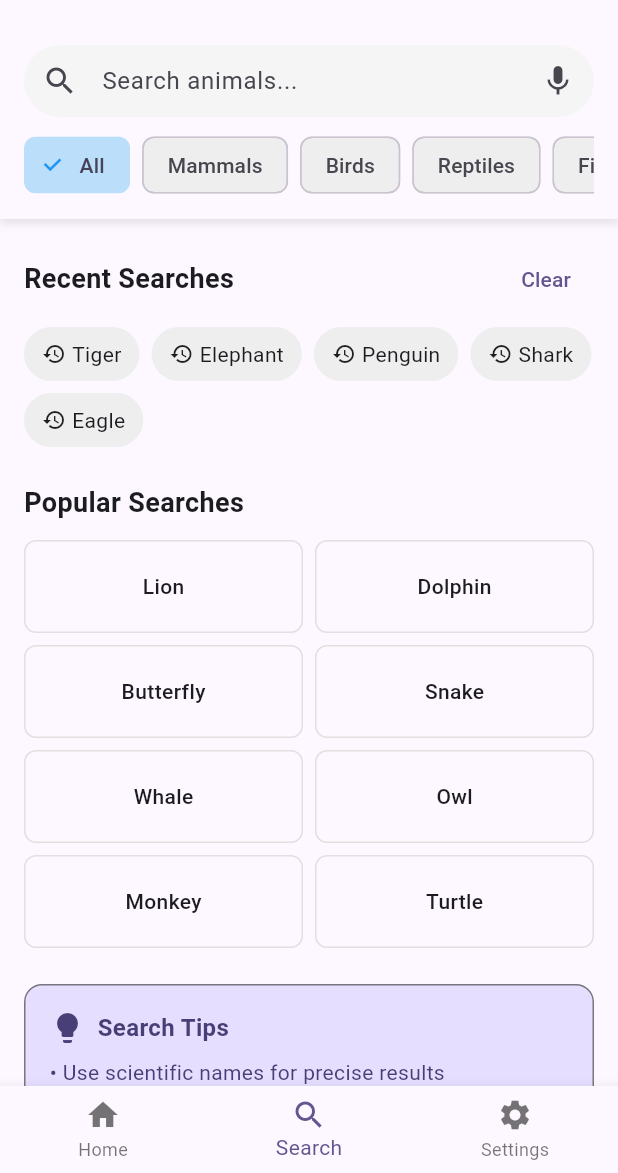
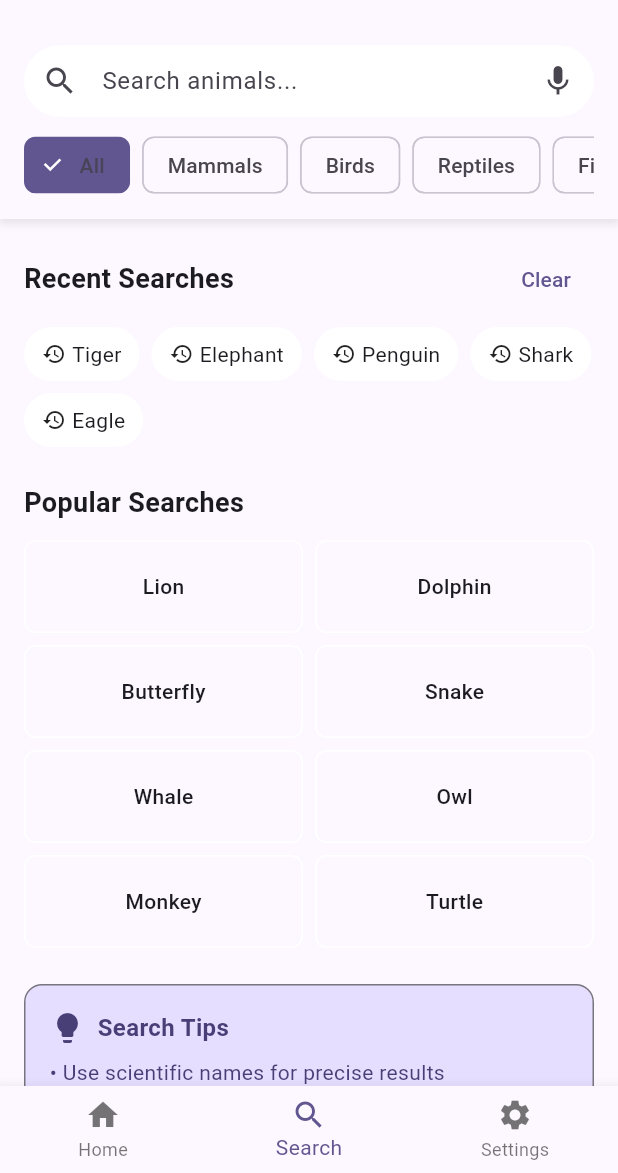
Before and after one commit to dangSonw/koala, a Flutter app: the screen it shows after launch, item 2 of the bottom bar chosen, on a phone screen of 412 x 824 dp, the part 63-1236 px from its top. Run offline on Flutter 3.47's test engine with Material 3 defaults, Android fonts, the phone set to English and light mode, and no system bars; our stand-ins replace hive_flutter; accounts and stored records are empty; Roboto replaces fonts that are missing (Schyler).

Commit message:
fix theme seach page

```diff
--- a/lib/widgets/native/main_screen/search_page/filter_chips.dart
+++ b/lib/widgets/native/main_screen/search_page/filter_chips.dart
@@ -31,9 +31,9 @@ class FilterChips extends StatelessWidget {
               onSelected: (selected) {
                 onFilterSelected(filter);
               },
-              backgroundColor: Colors.grey.shade200,
-              selectedColor: Colors.blue.shade100,
-              checkmarkColor: Colors.blue,
+              backgroundColor: Theme.of(context).colorScheme.background,
+              selectedColor: Theme.of(context).colorScheme.primary,
+              checkmarkColor: Theme.of(context).colorScheme.onPrimary,
             ),
           );
         },
--- a/lib/widgets/native/main_screen/search_page/popular_searches.dart
+++ b/lib/widgets/native/main_screen/search_page/popular_searches.dart
@@ -39,7 +39,7 @@ class PopularSearches extends StatelessWidget {
               onTap: () => onSearchTap(search),
               child: Container(
                 decoration: BoxDecoration(
-                  border: Border.all(color: Colors.grey.shade300),
+                  border: Border.all(color: Theme.of(context).colorScheme.onPrimary),
                   borderRadius: BorderRadius.circular(8),
                 ),
                 child: Center(
--- a/lib/widgets/native/main_screen/search_page/recent_searches.dart
+++ b/lib/widgets/native/main_screen/search_page/recent_searches.dart
@@ -48,7 +48,7 @@ class RecentSearches extends StatelessWidget {
                   vertical: 8,
                 ),
                 decoration: BoxDecoration(
-                  color: Colors.grey.shade200,
+                  color: Theme.of(context).colorScheme.onPrimary,
                   borderRadius: BorderRadius.circular(20),
                 ),
                 child: Row(
--- a/lib/widgets/native/main_screen/search_page/search_bar.dart
+++ b/lib/widgets/native/main_screen/search_page/search_bar.dart
@@ -1,4 +1,5 @@
 import 'package:flutter/material.dart';
+import '../../../../themes/themes.dart';
 
 class CustomSearchBar extends StatelessWidget {
   final TextEditingController controller;
@@ -22,7 +23,7 @@ class CustomSearchBar extends StatelessWidget {
   Widget build(BuildContext context) {
     return Container(
       decoration: BoxDecoration(
-        color: Colors.grey.shade100,
+        color: Theme.of(context).colorScheme.onPrimary,
         borderRadius: BorderRadius.circular(25),
       ),
       child: TextField(
```
